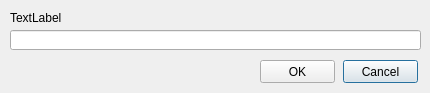
PavelMr/skytechx, file csavetm.ui: the form before one commit.
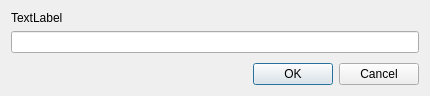
The form after the commit.

The edit to the form file:
```diff
--- a/csavetm.ui
+++ b/csavetm.ui
@@ -7,61 +7,72 @@
     <x>0</x>
     <y>0</y>
     <width>430</width>
-    <height>93</height>
+    <height>96</height>
    </rect>
   </property>
   <property name="windowTitle">
    <string>Save time mark</string>
   </property>
+  <layout class="QVBoxLayout" name="verticalLayout_2">
+   <item>
+    <layout class="QVBoxLayout" name="verticalLayout">
+     <item>
   <widget class="QLabel" name="label">
-   <property name="geometry">
-    <rect>
-     <x>10</x>
-     <y>10</y>
-     <width>411</width>
-     <height>16</height>
-    </rect>
-   </property>
    <property name="text">
     <string>TextLabel</string>
    </property>
   </widget>
-  <widget class="QLineEdit" name="lineEdit">
-   <property name="geometry">
-    <rect>
-     <x>10</x>
-     <y>30</y>
-     <width>411</width>
+     </item>
+     <item>
+      <widget class="QLineEdit" name="lineEdit"/>
+     </item>
+     <item>
+      <spacer name="verticalSpacer">
+       <property name="orientation">
+        <enum>Qt::Vertical</enum>
+       </property>
+       <property name="sizeHint" stdset="0">
+        <size>
+         <width>20</width>
+         <height>40</height>
+        </size>
+       </property>
+      </spacer>
+     </item>
+     <item>
+      <layout class="QHBoxLayout" name="horizontalLayout">
+       <item>
+        <spacer name="horizontalSpacer">
+         <property name="orientation">
+          <enum>Qt::Horizontal</enum>
+         </property>
+         <property name="sizeHint" stdset="0">
+          <size>
+           <width>40</width>
      <height>20</height>
-    </rect>
-   </property>
-  </widget>
-  <widget class="QPushButton" name="pushButton">
-   <property name="geometry">
-    <rect>
-     <x>343</x>
-     <y>60</y>
-     <width>75</width>
-     <height>23</height>
-    </rect>
-   </property>
-   <property name="text">
-    <string>Cancel</string>
-   </property>
-  </widget>
+          </size>
+         </property>
+        </spacer>
+       </item>
+       <item>
   <widget class="QPushButton" name="pushButton_2">
-   <property name="geometry">
-    <rect>
-     <x>260</x>
-     <y>60</y>
-     <width>75</width>
-     <height>23</height>
-    </rect>
-   </property>
    <property name="text">
     <string>OK</string>
    </property>
   </widget>
+       </item>
+       <item>
+        <widget class="QPushButton" name="pushButton">
+         <property name="text">
+          <string>Cancel</string>
+         </property>
+        </widget>
+       </item>
+      </layout>
+     </item>
+    </layout>
+   </item>
+  </layout>
  </widget>
  <tabstops>
   <tabstop>pushButton_2</tabstop>
```
Lines whose indentation alone changed are shown as unchanged.
